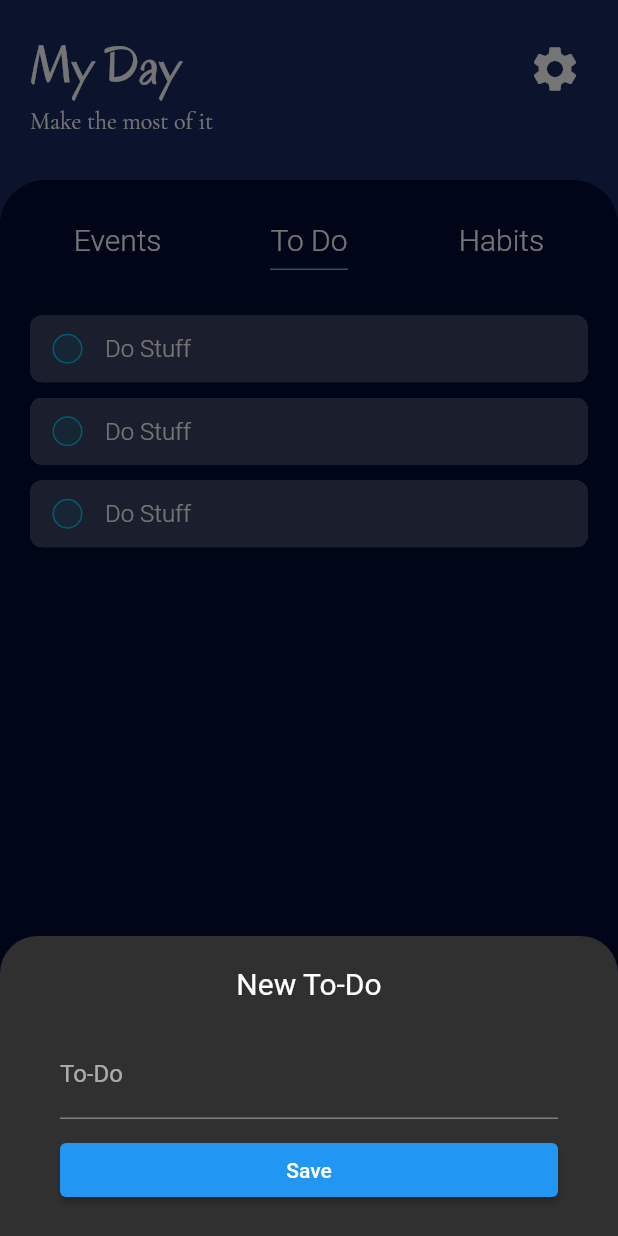
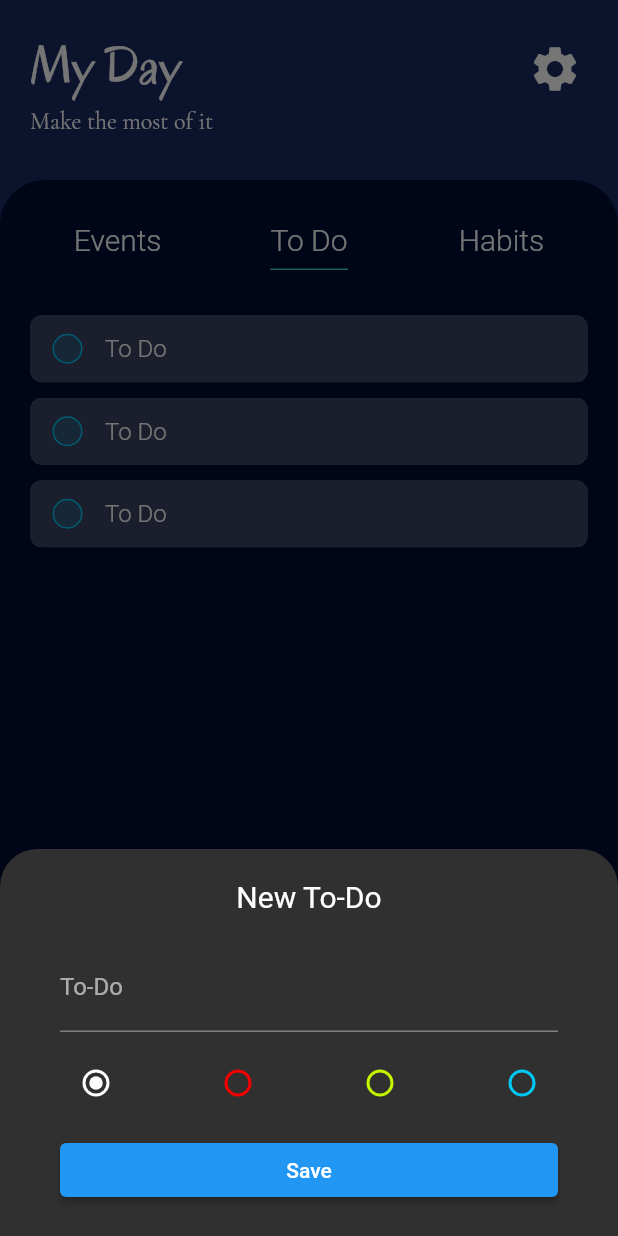
Before and after one commit to shen-kit/bujoApp, a Flutter app: the screen it shows once a user with an empty profile is signed in, item 2 of the bottom bar chosen, after a tap on the "add" icon, on a phone screen of 412 x 824 dp. Run offline on Flutter 3.47's test engine with Material 2 defaults, Android fonts, the phone set to English and light mode, and no system bars; drawn by our look-alikes of flutter_slidable; our stand-ins replace cloud_firestore, firebase_auth, firebase_core, font_awesome_flutter, google_fonts, google_sign_in; accounts and stored records are empty; Roboto replaces fonts that are missing (Handlee).

Commit message:
Daily To Do Add Todo and Added Categories
Created TodoInfo class
Added categories by colour
Add todo to database

```diff
--- a/bujo/lib/screens/logged_in/daily_planner/daily_todo.dart
+++ b/bujo/lib/screens/logged_in/daily_planner/daily_todo.dart
@@ -1,5 +1,7 @@
+import 'package:bujo/screens/logged_in/daily_planner/todo_bottom_bar.dart';
 import 'package:bujo/shared/bottom_bar.dart';
 import 'package:bujo/shared/constants.dart';
+import 'package:bujo/shared/todo.dart';
 import 'package:flutter/material.dart';
 import 'package:flutter_slidable/flutter_slidable.dart';
 
@@ -19,42 +21,8 @@ class _DailyTodoState extends State<DailyTodo> {
 
   @override
   Widget build(BuildContext context) {
-    void showEditPanel({String? name}) {
-      TextEditingController todoNameController =
-          TextEditingController(text: name ?? '');
-
-      showBottomEditBar(
-        context,
-        Form(
-          child: Column(
-            mainAxisSize: MainAxisSize.min,
-            children: [
-              Text(
-                name == null ? 'New To-Do' : 'Edit To-Do',
-                style: headerStyle,
-              ),
-              const SizedBox(height: 20),
-              TextFormField(
-                controller: todoNameController,
-                validator: (val) =>
-                    val!.isEmpty ? 'To-Do can\'t be empty' : null,
-                decoration: textInputDecoration.copyWith(labelText: 'To-Do'),
-                style: textInputStyle,
-              ),
-              const SizedBox(height: 10),
-              SizedBox(
-                width: double.infinity,
-                child: ElevatedButton(
-                  onPressed: () {
-                    Navigator.pop(context);
-                  },
-                  child: const Text('Save'),
-                ),
-              ),
-            ],
-          ),
-        ),
-      );
+    void showEditPanel({required TodoInfo? todo}) {
+      showBottomEditBar(context, TodoBottomBar(todo: todo));
     }
 
     return Scaffold(
@@ -64,8 +32,12 @@ class _DailyTodoState extends State<DailyTodo> {
         itemBuilder: (context, i) {
           return i < todoCount
               ? TodoCard(
-                  todo: 'Do Stuff',
-                  done: _done,
+                  todo: TodoInfo(
+                    name: 'To Do',
+                    done: _done,
+                    category: 2,
+                    order: 1,
+                  ),
                   toggleDone: toggleDone,
                   showEditPanel: showEditPanel,
                 )
@@ -75,7 +47,7 @@ class _DailyTodoState extends State<DailyTodo> {
             const SizedBox(height: 10),
       ),
       floatingActionButton: FloatingActionButton(
-        onPressed: showEditPanel,
+        onPressed: () => showEditPanel(todo: null),
         child: const Icon(
           Icons.add,
           size: 36,
@@ -89,13 +61,11 @@ class TodoCard extends StatelessWidget {
   const TodoCard({
     Key? key,
     required this.todo,
-    required this.done,
     required this.toggleDone,
     required this.showEditPanel,
   }) : super(key: key);
 
-  final String todo;
-  final bool done;
+  final TodoInfo todo;
   final Function toggleDone;
   final Function showEditPanel;
 
@@ -132,12 +102,19 @@ class TodoCard extends StatelessWidget {
         ),
         child: TextButton(
           onPressed: () => toggleDone(),
-          onLongPress: () => showEditPanel(name: todo),
+          onLongPress: () => showEditPanel(
+            todo: TodoInfo(
+              name: todo.name,
+              done: todo.done,
+              category: todo.category,
+              order: 1,
+            ),
+          ),
           style: TextButton.styleFrom(
             padding: const EdgeInsets.symmetric(horizontal: 10, vertical: 10),
             backgroundColor:
-                done ? const Color(0x30ffffff) : const Color(0x38ffffff),
-            primary: done ? const Color(0x30ffffff) : Colors.white,
+                todo.done ? const Color(0x30ffffff) : const Color(0x38ffffff),
+            primary: todo.done ? const Color(0x30ffffff) : Colors.white,
             shape: const RoundedRectangleBorder(), // set border radius = 0
           ),
           child: AbsorbPointer(
@@ -155,18 +132,22 @@ class TodoCard extends StatelessWidget {
                         width: 20,
                         decoration: BoxDecoration(
                           shape: BoxShape.circle,
-                          color: done
-                              ? CheckboxColors.blueInsideDim
-                              : CheckboxColors.blueInside,
+                          color: todo.done
+                              ? CheckboxColors.blue
+                                  .withOpacity(CheckboxColors.innerOpacityDim)
+                              : CheckboxColors.blue
+                                  .withOpacity(CheckboxColors.innerOpacity),
                           border: Border.all(
-                            color: done
-                                ? CheckboxColors.blueOutlineDim
-                                : CheckboxColors.blueOutline,
+                            color: todo.done
+                                ? CheckboxColors.blue.withOpacity(
+                                    CheckboxColors.outlineOpacityDim)
+                                : CheckboxColors.blue
+                                    .withOpacity(CheckboxColors.outlineOpacity),
                           ),
                         ),
                       ),
                       Visibility(
-                        visible: done,
+                        visible: todo.done,
                         child: const Align(
                           alignment: Alignment(1, -0.5),
                           child: Icon(
@@ -181,10 +162,10 @@ class TodoCard extends StatelessWidget {
                 ),
                 const SizedBox(width: 10),
                 Text(
-                  todo,
+                  todo.name,
                   style: TextStyle(
                     fontSize: 16,
-                    decoration: done ? TextDecoration.lineThrough : null,
+                    decoration: todo.done ? TextDecoration.lineThrough : null,
                   ),
                   overflow: TextOverflow.ellipsis,
                   maxLines: 3,
--- /dev/null
+++ b/bujo/lib/screens/logged_in/daily_planner/todo_bottom_bar.dart
@@ -0,0 +1,122 @@
+import 'package:bujo/services/database.dart';
+import 'package:bujo/shared/constants.dart';
+import 'package:bujo/shared/todo.dart';
+import 'package:flutter/material.dart';
+
+class TodoBottomBar extends StatefulWidget {
+  const TodoBottomBar({this.todo, Key? key}) : super(key: key);
+
+  @override
+  _TodoBottomBarState createState() => _TodoBottomBarState();
+
+  final TodoInfo? todo;
+}
+
+class _TodoBottomBarState extends State<TodoBottomBar> {
+  final _formKey = GlobalKey<FormState>();
+
+  TodoInfo? todo;
+  final TextEditingController todoNameController =
+      TextEditingController(text: '');
+  int _category = 0;
+
+  @override
+  void initState() {
+    super.initState();
+
+    todo = widget.todo;
+    if (todo != null) {
+      todoNameController.text = todo!.name;
+      _category = todo!.category;
+    }
+  }
+
+  @override
+  Widget build(BuildContext context) {
+    return Form(
+      key: _formKey,
+      child: Column(
+        mainAxisSize: MainAxisSize.min,
+        children: [
+          Text(
+            widget.todo == null ? 'New To-Do' : 'Edit To-Do',
+            style: headerStyle,
+          ),
+          const SizedBox(height: 20),
+          TextFormField(
+            controller: todoNameController,
+            validator: (val) => val!.isEmpty ? 'To-Do can\'t be empty' : null,
+            decoration: textInputDecoration.copyWith(labelText: 'To-Do'),
+            style: textInputStyle,
+          ),
+          const SizedBox(height: 10),
+          Row(
+            mainAxisAlignment: MainAxisAlignment.spaceBetween,
+            children: [
+              Radio<int>(
+                value: 0,
+                groupValue: _category,
+                onChanged: (value) {
+                  setState(() {
+                    _category = value!;
+                  });
+                },
+                fillColor: MaterialStateProperty.all(CheckboxColors.white),
+              ),
+              Radio<int>(
+                value: 1,
+                groupValue: _category,
+                onChanged: (value) => setState(() {
+                  _category = value!;
+                }),
+                fillColor: MaterialStateProperty.all(CheckboxColors.red),
+              ),
+              Radio<int>(
+                value: 2,
+                groupValue: _category,
+                onChanged: (value) => setState(() {
+                  _category = value!;
+                }),
+                fillColor: MaterialStateProperty.all(CheckboxColors.yellow),
+              ),
+              Radio<int>(
+                value: 3,
+                groupValue: _category,
+                onChanged: (value) => setState(() {
+                  _category = value!;
+                }),
+                fillColor: MaterialStateProperty.all(CheckboxColors.blue),
+              ),
+            ],
+          ),
+          const SizedBox(height: 10),
+          SizedBox(
+            width: double.infinity,
+            child: ElevatedButton(
+              onPressed: () async {
+                if (!_formKey.currentState!.validate()) return;
+
+                TodoInfo newTodoInfo = TodoInfo(
+                  name: todoNameController.text,
+                  done: todo == null ? false : todo!.done,
+                  category: _category,
+                  order: 0,
+                );
+
+                // new event
+                if (todo == null) {
+                  await DatabaseService().addTodo(newTodoInfo);
+                } else {
+                  // update todo
+                }
+
+                Navigator.pop(context);
+              },
+              child: const Text('Save'),
+            ),
+          ),
+        ],
+      ),
+    );
+  }
+}
--- a/bujo/lib/shared/constants.dart
+++ b/bujo/lib/shared/constants.dart
@@ -22,33 +22,14 @@ enum HabitStates { future, done, failed, excused, notToday }
 class CheckboxColors {
   const CheckboxColors();
 
-  // white
-  static Color whiteOutline = const Color(0xFFFFFFFF);
-  static Color whiteOutlineDim = const Color(0x90FFFFFF);
-  static Color whiteInside = const Color(0x20FFFFFF);
-  static Color whiteInsideDim = const Color(0x10FFFFFF);
+  static Color white = const Color(0xFFFFFFFF);
+  static Color red = const Color(0xFFF40000);
+  static Color green = const Color(0xFF00F400);
+  static Color blue = const Color(0xFF00C8F4);
+  static Color yellow = const Color(0xffC3F400);
 
-  // red
-  static Color redOutline = const Color(0xFFF40000);
-  static Color redOutlineDim = const Color(0x90F40000);
-  static Color redInside = const Color(0x20F40000);
-  static Color redInsideDim = const Color(0x10F40000);
-
-  // green
-  static Color greenOutline = const Color(0xFF00F400);
-  static Color greenOutlineDim = const Color(0x9000F400);
-  static Color greenInside = const Color(0x2000F400);
-  static Color greenInsideDim = const Color(0x1000F400);
-
-  // blue
-  static Color blueOutline = const Color(0xff00C8F4);
-  static Color blueOutlineDim = const Color(0x9000C8F4);
-  static Color blueInside = const Color(0x2000C8F4);
-  static Color blueInsideDim = const Color(0x1000C8F4);
-
-  // yellow
-  static Color yellowOutline = const Color(0xffC3F400);
-  static Color yellowOutlineDim = const Color(0x90C3F400);
-  static Color yellowInside = const Color(0x20C3F400);
-  static Color yellowInsideDim = const Color(0x10C3F400);
+  static double innerOpacity = 0.15;
+  static double outlineOpacity = 1;
+  static double innerOpacityDim = 0.1;
+  static double outlineOpacityDim = 0.5;
 }
--- /dev/null
+++ b/bujo/lib/shared/todo.dart
@@ -0,0 +1,20 @@
+import 'package:bujo/shared/constants.dart';
+import 'package:flutter/material.dart';
+
+class TodoInfo {
+  final String name;
+  final bool done;
+  final int category;
+  final int order;
+
+  TodoInfo({
+    required this.name,
+    required this.done,
+    required this.category,
+    required this.order,
+  });
+}
+
+List<Color> categoryColors = [
+  CheckboxColors.blue,
+];
```
Also changed, not shown: bujo/lib/screens/logged_in/daily_planner/daily_habits.dart (+16 -8 lines), bujo/lib/services/database.dart (+32 -4 lines).
